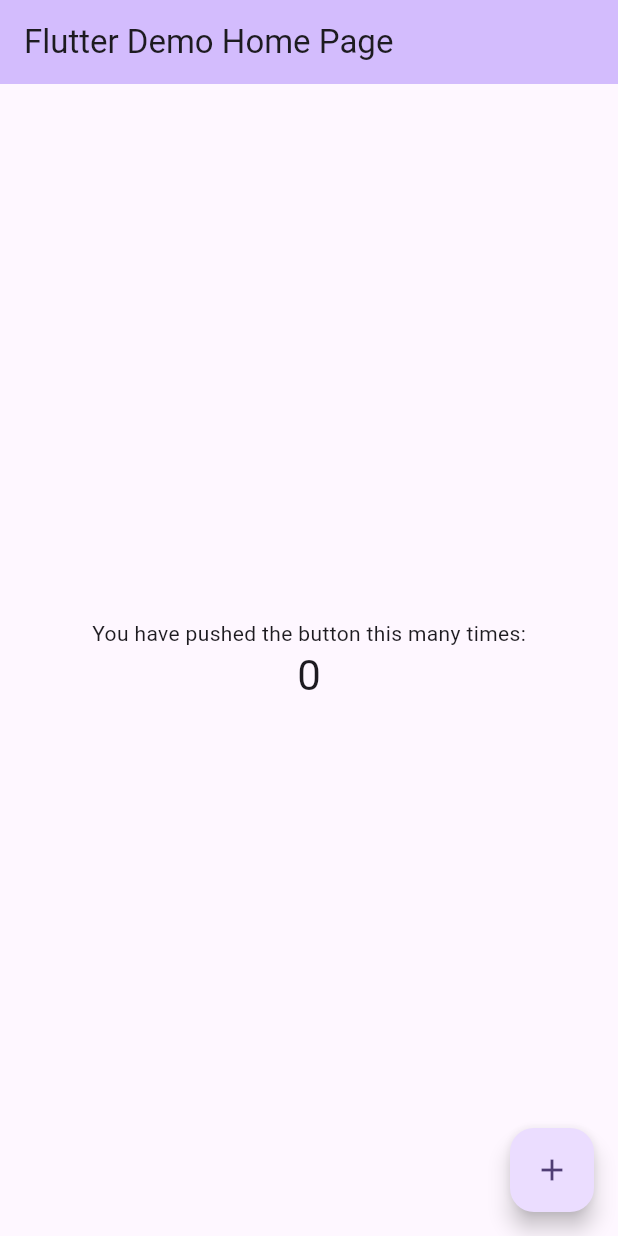
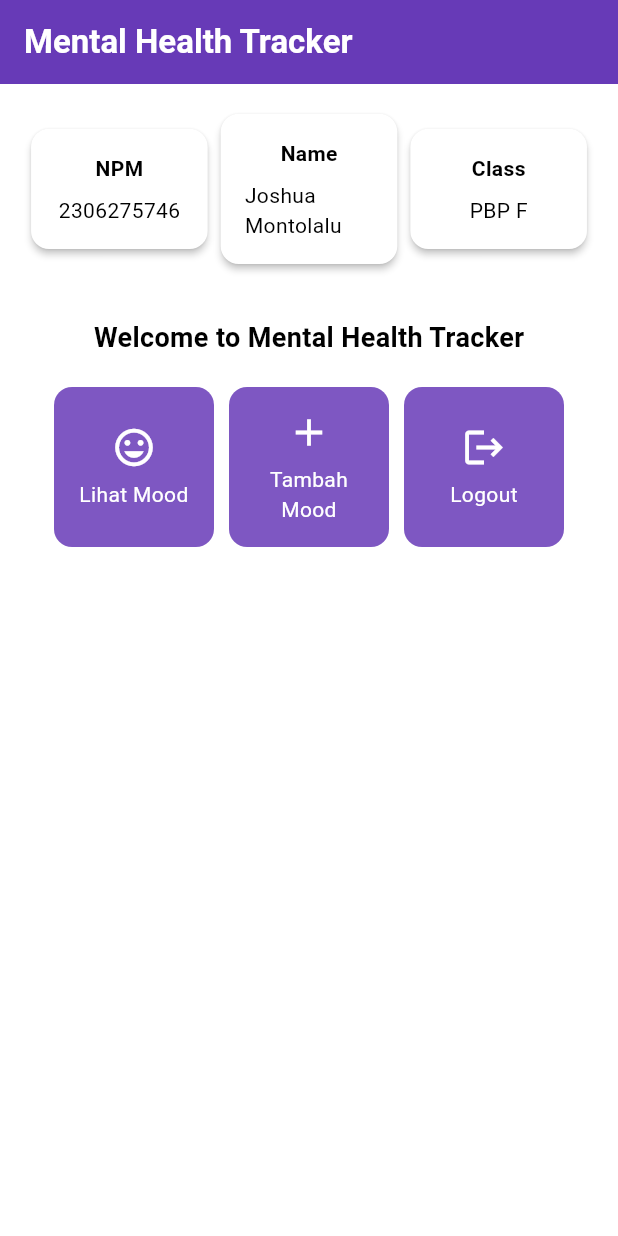
Before and after one commit to HamletJr/mental-health-tracker-mobile, a Flutter app: the screen it shows after launch, on a phone screen of 412 x 824 dp. Run offline on Flutter 3.47's test engine with Material 3 defaults, Android fonts, the phone set to English and light mode, and no system bars.

Commit message:
Add tutorial 6

```diff
--- a/lib/main.dart
+++ b/lib/main.dart
@@ -1,4 +1,5 @@
 import 'package:flutter/material.dart';
+import 'package:mental_health_tracker/menu.dart';
 
 void main() {
   runApp(const MyApp());
@@ -28,98 +29,11 @@ class MyApp extends StatelessWidget {
         //
         // This works for code too, not just values: Most code changes can be
         // tested with just a hot reload.
-        colorScheme: ColorScheme.fromSeed(seedColor: Colors.deepPurple),
-        useMaterial3: true,
+        colorScheme: ColorScheme.fromSwatch(
+          primarySwatch: Colors.deepPurple,
+        ).copyWith(secondary: Colors.deepPurple[400]),
       ),
-      home: const MyHomePage(title: 'Flutter Demo Home Page'),
+      home: MyHomePage(),
     );
   }
 }
-
-class MyHomePage extends StatefulWidget {
-  const MyHomePage({super.key, required this.title});
-
-  // This widget is the home page of your application. It is stateful, meaning
-  // that it has a State object (defined below) that contains fields that affect
-  // how it looks.
-
-  // This class is the configuration for the state. It holds the values (in this
-  // case the title) provided by the parent (in this case the App widget) and
-  // used by the build method of the State. Fields in a Widget subclass are
-  // always marked "final".
-
-  final String title;
-
-  @override
-  State<MyHomePage> createState() => _MyHomePageState();
-}
-
-class _MyHomePageState extends State<MyHomePage> {
-  int _counter = 0;
-
-  void _incrementCounter() {
-    setState(() {
-      // This call to setState tells the Flutter framework that something has
-      // changed in this State, which causes it to rerun the build method below
-      // so that the display can reflect the updated values. If we changed
-      // _counter without calling setState(), then the build method would not be
-      // called again, and so nothing would appear to happen.
-      _counter++;
-    });
-  }
-
-  @override
-  Widget build(BuildContext context) {
-    // This method is rerun every time setState is called, for instance as done
-    // by the _incrementCounter method above.
-    //
-    // The Flutter framework has been optimized to make rerunning build methods
-    // fast, so that you can just rebuild anything that needs updating rather
-    // than having to individually change instances of widgets.
-    return Scaffold(
-      appBar: AppBar(
-        // TRY THIS: Try changing the color here to a specific color (to
-        // Colors.amber, perhaps?) and trigger a hot reload to see the AppBar
-        // change color while the other colors stay the same.
-        backgroundColor: Theme.of(context).colorScheme.inversePrimary,
-        // Here we take the value from the MyHomePage object that was created by
-        // the App.build method, and use it to set our appbar title.
-        title: Text(widget.title),
-      ),
-      body: Center(
-        // Center is a layout widget. It takes a single child and positions it
-        // in the middle of the parent.
-        child: Column(
-          // Column is also a layout widget. It takes a list of children and
-          // arranges them vertically. By default, it sizes itself to fit its
-          // children horizontally, and tries to be as tall as its parent.
-          //
-          // Column has various properties to control how it sizes itself and
-          // how it positions its children. Here we use mainAxisAlignment to
-          // center the children vertically; the main axis here is the vertical
-          // axis because Columns are vertical (the cross axis would be
-          // horizontal).
-          //
-          // TRY THIS: Invoke "debug painting" (choose the "Toggle Debug Paint"
-          // action in the IDE, or press "p" in the console), to see the
-          // wireframe for each widget.
-          mainAxisAlignment: MainAxisAlignment.center,
-          children: <Widget>[
-            const Text(
-              'You have pushed the button this many times:',
-            ),
-            Text(
-              '$_counter',
-              style: Theme.of(context).textTheme.headlineMedium,
-            ),
-          ],
-        ),
-      ),
-      floatingActionButton: FloatingActionButton(
-        onPressed: _incrementCounter,
-        tooltip: 'Increment',
-        child: const Icon(Icons.add),
-      ), // This trailing comma makes auto-formatting nicer for build methods.
-    );
-  }
-}
--- /dev/null
+++ b/lib/menu.dart
@@ -0,0 +1,186 @@
+import 'package:flutter/material.dart';
+
+class MyHomePage extends StatelessWidget {
+  final String npm = '2306275746'; // NPM
+  final String name = 'Joshua Montolalu'; // Nama
+  final String className = 'PBP F'; // Kelas
+  final List<ItemHomepage> items = [
+    ItemHomepage("Lihat Mood", Icons.mood),
+    ItemHomepage("Tambah Mood", Icons.add),
+    ItemHomepage("Logout", Icons.logout),
+  ];
+
+  MyHomePage({super.key});
+
+  @override
+  Widget build(BuildContext context) {
+    // Scaffold menyediakan struktur dasar halaman dengan AppBar dan body.
+    return Scaffold(
+      // AppBar adalah bagian atas halaman yang menampilkan judul.
+      appBar: AppBar(
+        // Judul aplikasi "Mental Health Tracker" dengan teks putih dan tebal.
+        title: const Text(
+          'Mental Health Tracker',
+          style: TextStyle(
+            color: Colors.white,
+            fontWeight: FontWeight.bold,
+          ),
+        ),
+        // Warna latar belakang AppBar diambil dari skema warna tema aplikasi.
+        backgroundColor: Theme.of(context).colorScheme.primary,
+      ),
+      // Body halaman dengan padding di sekelilingnya.
+      body: Padding(
+        padding: const EdgeInsets.all(16.0),
+        // Menyusun widget secara vertikal dalam sebuah kolom.
+        child: Column(
+          crossAxisAlignment: CrossAxisAlignment.center,
+          children: [
+            // Row untuk menampilkan 3 InfoCard secara horizontal.
+            Row(
+              mainAxisAlignment: MainAxisAlignment.spaceEvenly,
+              children: [
+                InfoCard(title: 'NPM', content: npm),
+                InfoCard(title: 'Name', content: name),
+                InfoCard(title: 'Class', content: className),
+              ],
+            ),
+
+            // Memberikan jarak vertikal 16 unit.
+            const SizedBox(height: 16.0),
+
+            // Menempatkan widget berikutnya di tengah halaman.
+            Center(
+              child: Column(
+                // Menyusun teks dan grid item secara vertikal.
+
+                children: [
+                  // Menampilkan teks sambutan dengan gaya tebal dan ukuran 18.
+                  const Padding(
+                    padding: EdgeInsets.only(top: 16.0),
+                    child: Text(
+                      'Welcome to Mental Health Tracker',
+                      style: TextStyle(
+                        fontWeight: FontWeight.bold,
+                        fontSize: 18.0,
+                      ),
+                    ),
+                  ),
+
+                  // Grid untuk menampilkan ItemCard dalam bentuk grid 3 kolom.
+                  GridView.count(
+                    primary: true,
+                    padding: const EdgeInsets.all(20),
+                    crossAxisSpacing: 10,
+                    mainAxisSpacing: 10,
+                    crossAxisCount: 3,
+                    // Agar grid menyesuaikan tinggi kontennya.
+                    shrinkWrap: true,
+
+                    // Menampilkan ItemCard untuk setiap item dalam list items.
+                    children: items.map((ItemHomepage item) {
+                      return ItemCard(item);
+                    }).toList(),
+                  ),
+                ],
+              ),
+            ),
+          ],
+        ),
+      ),
+    );
+  }
+}
+
+  class InfoCard extends StatelessWidget {
+    // Kartu informasi yang menampilkan title dan content.
+
+    final String title;  // Judul kartu.
+    final String content;  // Isi kartu.
+
+    const InfoCard({super.key, required this.title, required this.content});
+
+    @override
+    Widget build(BuildContext context) {
+      return Card(
+        // Membuat kotak kartu dengan bayangan dibawahnya.
+        elevation: 2.0,
+        child: Container(
+          // Mengatur ukuran dan jarak di dalam kartu.
+          width: MediaQuery.of(context).size.width / 3.5, // menyesuaikan dengan lebar device yang digunakan.
+          padding: const EdgeInsets.all(16.0),
+          // Menyusun title dan content secara vertikal.
+          child: Column(
+            children: [
+              Text(
+                title,
+                style: const TextStyle(fontWeight: FontWeight.bold),
+              ),
+              const SizedBox(height: 8.0),
+              Text(content),
+            ],
+          ),
+        ),
+      );
+    }
+}
+
+class ItemHomepage {
+    final String name;
+    final IconData icon;
+
+    ItemHomepage(this.name, this.icon);
+}
+
+class ItemCard extends StatelessWidget {
+  // Menampilkan kartu dengan ikon dan nama.
+
+  final ItemHomepage item;
+
+  const ItemCard(this.item, {super.key});
+
+  @override
+  Widget build(BuildContext context) {
+    return Material(
+      // Menentukan warna latar belakang dari tema aplikasi.
+      color: Theme.of(context).colorScheme.secondary,
+      // Membuat sudut kartu melengkung.
+      borderRadius: BorderRadius.circular(12),
+
+      child: InkWell(
+        // Aksi ketika kartu ditekan.
+        onTap: () {
+          // Menampilkan pesan SnackBar saat kartu ditekan.
+          ScaffoldMessenger.of(context)
+            ..hideCurrentSnackBar()
+            ..showSnackBar(
+              SnackBar(content: Text("Kamu telah menekan tombol ${item.name}!"))
+            );
+        },
+        // Container untuk menyimpan Icon dan Text
+        child: Container(
+          padding: const EdgeInsets.all(8),
+          child: Center(
+            child: Column(
+              // Menyusun ikon dan teks di tengah kartu.
+              mainAxisAlignment: MainAxisAlignment.center,
+              children: [
+                Icon(
+                  item.icon,
+                  color: Colors.white,
+                  size: 30.0,
+                ),
+                const Padding(padding: EdgeInsets.all(3)),
+                Text(
+                  item.name,
+                  textAlign: TextAlign.center,
+                  style: const TextStyle(color: Colors.white),
+                ),
+              ],
+            ),
+          ),
+        ),
+      ),
+    );
+  }
+}
```
